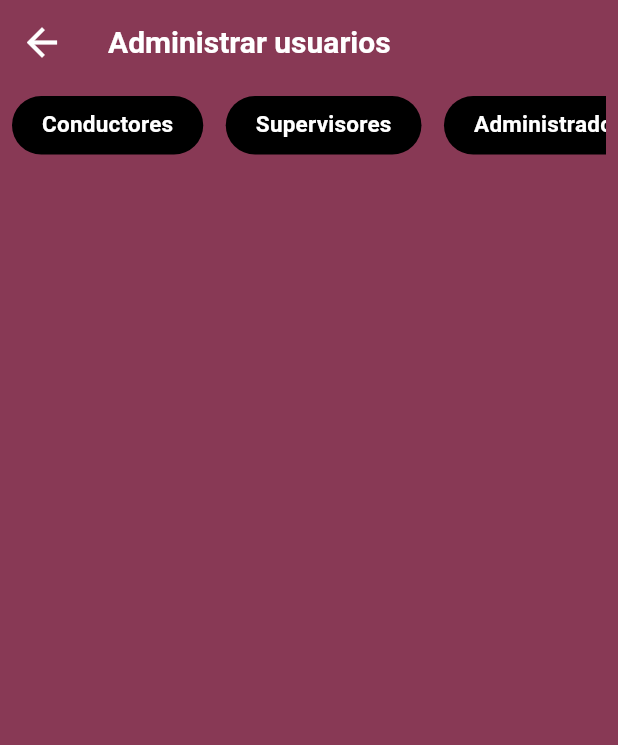
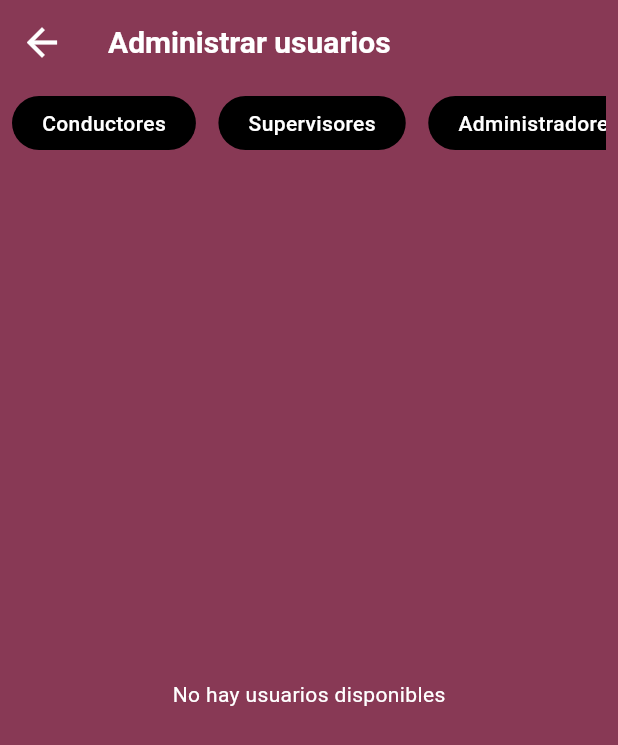
Before and after one commit to DavidBassDev/FuelSmart, a Flutter app: the AdminUsers screen opened directly, on a phone screen of 412 x 824 dp. Shown: the top 745 px of the screen. Run offline on Flutter 3.47's test engine with Material 3 defaults, Android fonts, the phone set to English and light mode, and no system bars; our stand-ins replace curved_navigation_bar, image_picker; accounts and stored records are empty; Roboto replaces fonts that are missing (SFProDisplay, SFProText).

Commit message:
lista todos los usuarios, falta mejorar diseno y dividir la seccion de roles en el screen

```diff
--- a/lib/features/shared/widgets/user_card.dart
+++ b/lib/features/shared/widgets/user_card.dart
@@ -27,7 +27,6 @@ class UserCard extends StatelessWidget {
       ),
       child: Row(
         children: [
-          // Avatar + estado
           Stack(
             children: [
               const CircleAvatar(
--- a/lib/features/users/models/user.dart
+++ b/lib/features/users/models/user.dart
@@ -1,22 +1,25 @@
 class User {
   final int id;
   final String nombre;
-  final String correo;
-  final String rol;
+  final String? rol;
+  final String? placa;
+  final String? nombreProyecto;
 
   User({
     required this.id,
     required this.nombre,
-    required this.correo,
-    required this.rol,
+    this.rol,
+    this.placa,
+    this.nombreProyecto,
   });
 
   factory User.fromJson(Map<String, dynamic> json) {
     return User(
-      id: json["id"] ?? 0,
-      nombre: json["nombre"] ?? "",
-      correo: json["correo"] ?? "",
-      rol: json["rol"] ?? "",
+      id: json["id_usuario"] ?? 0,
+      nombre: json["nombre_completo"] ?? "",
+      rol: json["rol"],
+      placa: json["placa"],
+      nombreProyecto: json["nombre"],
     );
   }
 }
--- a/lib/features/users/screens/admin_users.dart
+++ b/lib/features/users/screens/admin_users.dart
@@ -1,14 +1,14 @@
 import 'package:flutter/material.dart';
 import 'package:fuel_smart/core/providers/auth_provider.dart';
+import 'package:fuel_smart/core/widgets/dividerPersonalizated.dart';
 import 'package:fuel_smart/features/shared/widgets/pill_btn_personalizated.dart';
 import 'package:fuel_smart/features/users/models/user.dart';
 import 'package:fuel_smart/features/users/services/user_service.dart';
+import 'package:fuel_smart/features/vehicles/models/vehicle.dart';
 import 'package:provider/provider.dart';
 
 class AdminUsers extends StatefulWidget {
-  /*final User user;*/
-
-  const AdminUsers({super.key /*required this.user*/});
+  const AdminUsers({super.key});
 
   @override
   State<AdminUsers> createState() => _AdminUsersState();
@@ -24,12 +24,12 @@ class _AdminUsersState extends State<AdminUsers> {
     super.didChangeDependencies();
 
     if (!_loaded) {
-      /*loadVehicles();*/ //metodo para cargar los usuarios
+      loadUsers();
       _loaded = true;
     }
   }
 
-  Future<void> loadVehicles() async {
+  Future<void> loadUsers() async {
     final auth = Provider.of<AuthProvider>(context, listen: false);
 
     if (auth.token == null) {
@@ -45,7 +45,7 @@ class _AdminUsersState extends State<AdminUsers> {
     if (!mounted) return;
 
     setState(() {
-      users = (response as List).map((v) => User.fromJson(v)).toList();
+      users = (response as List).map((u) => User.fromJson(u)).toList();
       isLoading = false;
     });
   }
@@ -66,53 +66,57 @@ class _AdminUsersState extends State<AdminUsers> {
           ),
         ),
       ),
-      body: SingleChildScrollView(
-        child: Padding(
+      body: Padding(
         padding: const EdgeInsets.all(8.0),
         child: Column(
           children: [
-              Center(
-                child: SingleChildScrollView(
+            SingleChildScrollView(
               scrollDirection: Axis.horizontal,
               child: Row(
                 children: [
-                      PillBtnPersonalizated(
-                        text: 'Conductores',
-                        textStyle: Theme.of(context).textTheme.titleMedium
-                            ?.copyWith(
-                              fontWeight: FontWeight.bold,
-                              fontSize: 15,
-                              color: Colors.white,
+                  PillBtnPersonalizated(text: 'Conductores'),
+                  const SizedBox(width: 15),
+                  PillBtnPersonalizated(text: 'Supervisores'),
+                  const SizedBox(width: 15),
+                  PillBtnPersonalizated(text: 'Administradores'),
+                ],
               ),
             ),
-                      const SizedBox(width: 15),
-                      PillBtnPersonalizated(
-                        text: 'Supervisores',
-                        textStyle: Theme.of(context).textTheme.titleMedium
-                            ?.copyWith(
-                              fontWeight: FontWeight.bold,
-                              fontSize: 15,
-                              color: Colors.white,
+
+            const SizedBox(height: 10),
+
+            Expanded(
+              child: isLoading
+                  ? const Center(child: CircularProgressIndicator())
+                  : users.isEmpty
+                  ? const Center(child: Text("No hay usuarios disponibles"))
+                  : ListView.separated(
+                      itemCount: users.length,
+                      separatorBuilder: (_, __) =>
+                          const DividerPersonalizated(thicknessSize: 1),
+                      itemBuilder: (context, index) {
+                        final user = users[index];
+
+                        return ListTile(
+                          leading: const Icon(Icons.person, size: 40),
+
+                          title: Text(user.nombre),
+
+                          subtitle: Text(user.placa ?? 'sin dato'),
+
+                          trailing: ElevatedButton(
+                            onPressed: () {
+                              // acción futura
+                            },
+                            child: const Text("Ver"),
                           ),
-                      ),
-                      const SizedBox(width: 15),
-                      PillBtnPersonalizated(
-                        text: 'Administradores',
-                        textStyle: Theme.of(context).textTheme.titleMedium
-                            ?.copyWith(
-                              fontWeight: FontWeight.bold,
-                              fontSize: 15,
-                              color: Colors.white,
+                        );
+                      },
                     ),
             ),
           ],
         ),
       ),
-              ),
-            ],
-          ),
-        ),
-      ),
     );
   }
 }
--- a/lib/features/users/screens/main_screen.dart
+++ b/lib/features/users/screens/main_screen.dart
@@ -42,7 +42,7 @@ class MainScreen extends StatelessWidget {
                   ),
                   Expanded(
                     child: Text(
-                      user.rol,
+                      user.rol!,
                       style: Theme.of(context).textTheme.bodyLarge?.copyWith(
                         fontWeight: FontWeight.bold,
                         fontSize: 14,
--- a/lib/features/users/services/user_service.dart
+++ b/lib/features/users/services/user_service.dart
@@ -6,4 +6,8 @@ class UserService {
   Future changePassword(String token, Map<String, dynamic> data) async {
     return await api.putWithToken("auth/changepassword", data, token);
   }
+
+  Future getUsers(String token) async {
+    return await api.getWithToken("users/listUsers", token);
+  }
 }
```
Lines whose indentation alone changed are shown as unchanged.
